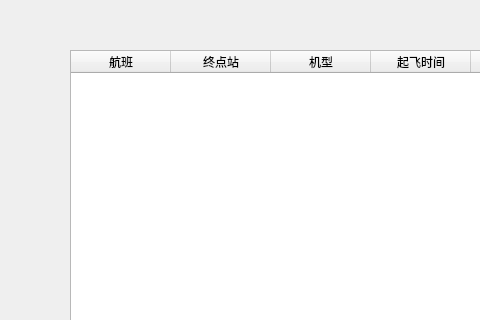
This is ConductorUI.ui in yuanyaaa/TicketManagementSystem as Qt 5 draws it before an edit; both pictures show x 0 to 480 and y 0 to 320 of the 951 by 662 pixel window. The edited form follows.
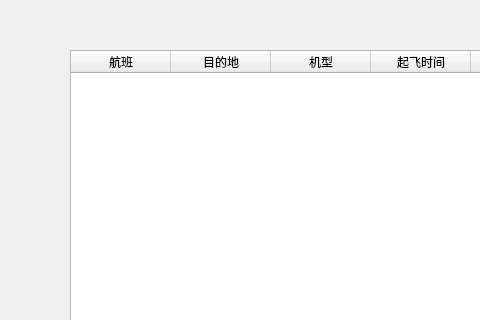
This is the edited form. Icons and pictures are not drawn.

The edit to the form file:
```diff
--- a/ConductorUI.ui
+++ b/ConductorUI.ui
@@ -100,7 +100,7 @@
    </column>
    <column>
     <property name="text">
-     <string>终点站</string>
+     <string>目的地</string>
     </property>
    </column>
    <column>
```
